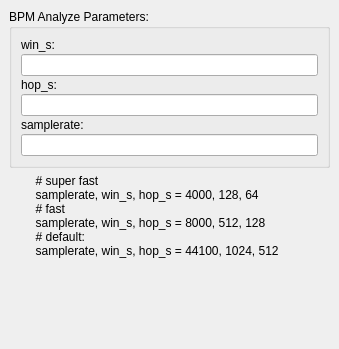
The window that plugins/bpm/options_bpm.ui (metabrainz/picard-plugins) describes before a commit, drawn with Qt 5.
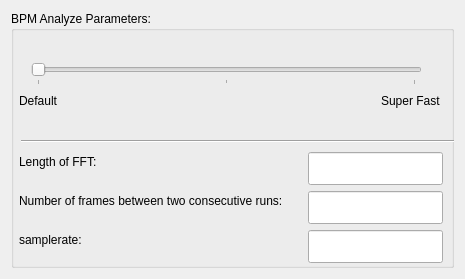
The same window after the commit.

Commit message: Redone the Options page with slider and used IntOption

Diff of the .ui file:
```diff
--- a/plugins/bpm/options_bpm.ui
+++ b/plugins/bpm/options_bpm.ui
@@ -6,87 +6,169 @@
    <rect>
     <x>0</x>
     <y>0</y>
-    <width>339</width>
-    <height>349</height>
+    <width>465</width>
+    <height>279</height>
    </rect>
   </property>
-  <layout class="QVBoxLayout">
-   <property name="spacing">
-    <number>6</number>
-   </property>
-   <property name="margin">
-    <number>9</number>
-   </property>
-   <item>
+  <layout class="QGridLayout" name="gridLayout_2">
+   <item row="0" column="0">
     <widget class="QGroupBox" name="bpm_options">
      <property name="title">
       <string>BPM Analyze Parameters:</string>
      </property>
-     <layout class="QVBoxLayout">
-      <property name="spacing">
-       <number>2</number>
+     <widget class="QLabel" name="label_3">
+      <property name="geometry">
+       <rect>
+        <x>8</x>
+        <y>219</y>
+        <width>69</width>
+        <height>19</height>
+       </rect>
       </property>
-      <property name="margin">
-       <number>9</number>
+      <property name="text">
+       <string>samplerate:</string>
       </property>
-      <item>
-       <widget class="QLabel" name="label">
-        <property name="text">
-         <string>win_s:</string>
-        </property>
-       </widget>
-      </item>
-      <item>
-       <widget class="QLineEdit" name="win_s_parameter"/>
-      </item>
-      <item>
-       <widget class="QLabel" name="label_2">
-        <property name="text">
-         <string>hop_s:</string>
-        </property>
-       </widget>
-      </item>
-      <item>
-       <widget class="QLineEdit" name="hop_s_parameter"/>
-      </item>
-      <item>
-       <widget class="QLabel" name="label_3">
-        <property name="text">
-         <string>samplerate:</string>
-        </property>
-       </widget>
-      </item>
-      <item>
-       <widget class="QLineEdit" name="samplerate_parameter"/>
-      </item>
-     </layout>
+     </widget>
+     <widget class="QLineEdit" name="samplerate_parameter">
+      <property name="geometry">
+       <rect>
+        <x>297</x>
+        <y>219</y>
+        <width>135</width>
+        <height>33</height>
+       </rect>
+      </property>
+      <property name="readOnly">
+       <bool>true</bool>
+      </property>
+     </widget>
+     <widget class="QLabel" name="label">
+      <property name="geometry">
+       <rect>
+        <x>8</x>
+        <y>141</y>
+        <width>81</width>
+        <height>19</height>
+       </rect>
+      </property>
+      <property name="text">
+       <string>Length of FFT:</string>
+      </property>
+     </widget>
+     <widget class="QLineEdit" name="win_s_parameter">
+      <property name="enabled">
+       <bool>true</bool>
+      </property>
+      <property name="geometry">
+       <rect>
+        <x>297</x>
+        <y>141</y>
+        <width>135</width>
+        <height>33</height>
+       </rect>
+      </property>
+      <property name="readOnly">
+       <bool>true</bool>
+      </property>
+     </widget>
+     <widget class="QLabel" name="label_2">
+      <property name="geometry">
+       <rect>
+        <x>8</x>
+        <y>180</y>
+        <width>283</width>
+        <height>19</height>
+       </rect>
+      </property>
+      <property name="text">
+       <string>Number of frames between two consecutive runs:</string>
+      </property>
+     </widget>
+     <widget class="QLineEdit" name="hop_s_parameter">
+      <property name="geometry">
+       <rect>
+        <x>297</x>
+        <y>180</y>
+        <width>135</width>
+        <height>33</height>
+       </rect>
+      </property>
+      <property name="readOnly">
+       <bool>true</bool>
+      </property>
+     </widget>
+     <widget class="QLabel" name="label_5">
+      <property name="geometry">
+       <rect>
+        <x>8</x>
+        <y>80</y>
+        <width>43</width>
+        <height>19</height>
+       </rect>
+      </property>
+      <property name="toolTip">
+       <string extracomment="Most accurate"/>
+      </property>
+      <property name="text">
+       <string>Default</string>
+      </property>
+     </widget>
+     <widget class="QSlider" name="slider_parameter">
+      <property name="geometry">
+       <rect>
+        <x>20</x>
+        <y>51</y>
+        <width>391</width>
+        <height>23</height>
+       </rect>
+      </property>
+      <property name="minimum">
+       <number>1</number>
+      </property>
+      <property name="maximum">
+       <number>3</number>
+      </property>
+      <property name="orientation">
+       <enum>Qt::Horizontal</enum>
+      </property>
+      <property name="tickPosition">
+       <enum>QSlider::TicksBelow</enum>
+      </property>
+      <property name="tickInterval">
+       <number>1</number>
+      </property>
+     </widget>
+     <widget class="QLabel" name="label_7">
+      <property name="geometry">
+       <rect>
+        <x>370</x>
+        <y>80</y>
+        <width>61</width>
+        <height>19</height>
+       </rect>
+      </property>
+      <property name="layoutDirection">
+       <enum>Qt::RightToLeft</enum>
+      </property>
+      <property name="text">
+       <string>Super Fast</string>
+      </property>
+     </widget>
+     <widget class="Line" name="line">
+      <property name="geometry">
+       <rect>
+        <x>10</x>
+        <y>120</y>
+        <width>471</width>
+        <height>20</height>
+       </rect>
+      </property>
+      <property name="orientation">
+       <enum>Qt::Horizontal</enum>
+      </property>
+     </widget>
     </widget>
    </item>
-   <item>
-    <widget class="QLabel" name="label_4">
-     <property name="text">
-      <string>        # super fast
-        samplerate, win_s, hop_s = 4000, 128, 64 
-        # fast
-        samplerate, win_s, hop_s = 8000, 512, 128
-        # default:
-        samplerate, win_s, hop_s = 44100, 1024, 512</string>
-     </property>
-    </widget>
-   </item>
-   <item>
-    <spacer>
-     <property name="orientation">
-      <enum>Qt::Vertical</enum>
-     </property>
-     <property name="sizeHint" stdset="0">
-      <size>
-       <width>263</width>
-       <height>21</height>
-      </size>
-     </property>
-    </spacer>
-   </item>
   </layout>
  </widget>
  <resources/>
```
Left out of the diff: 3 changed lines with no effect on the pictures. The commit also changes 2 other files.
